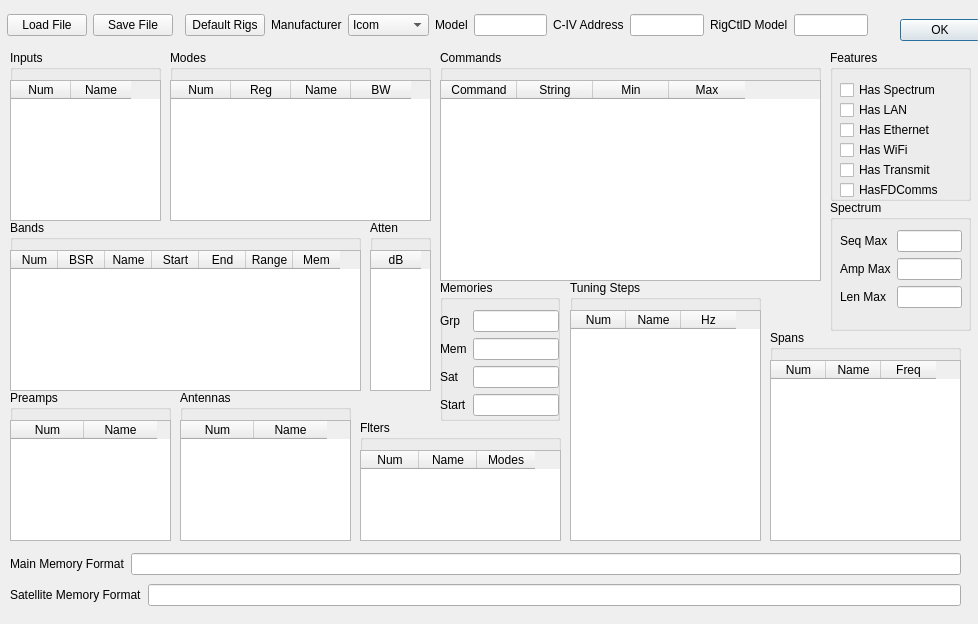
adecarolis/wfweb, file rigcreator.ui: the form before one commit.
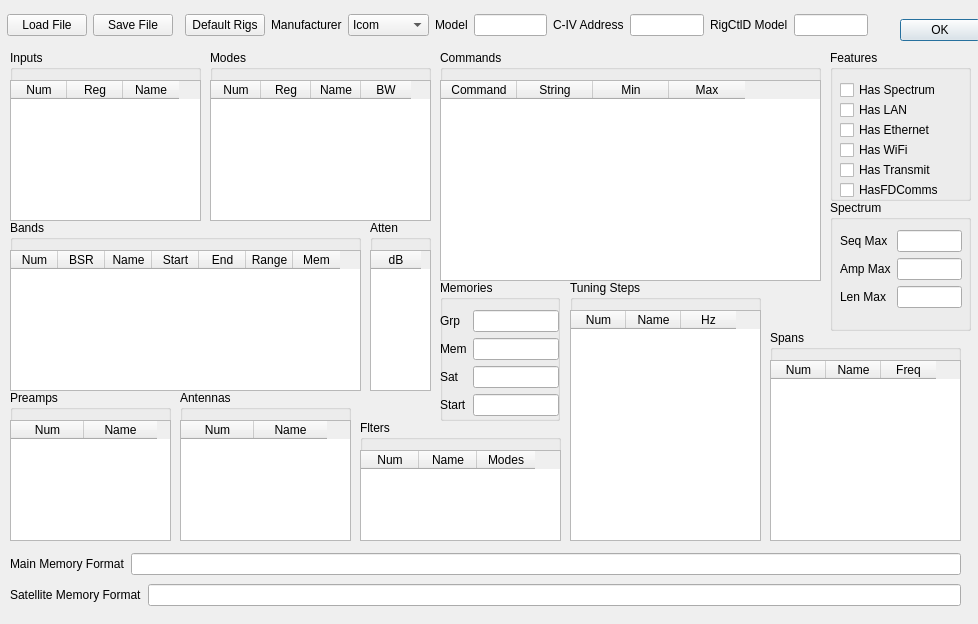
The form after the commit. Custom widgets are drawn as their Qt base class.

Patch:
```diff
--- a/rigcreator.ui
+++ b/rigcreator.ui
@@ -287,7 +287,7 @@
     <rect>
      <x>10</x>
      <y>50</y>
-     <width>151</width>
+     <width>191</width>
      <height>171</height>
     </rect>
    </property>
@@ -299,7 +299,7 @@
      <rect>
       <x>0</x>
       <y>30</y>
-      <width>151</width>
+      <width>191</width>
       <height>141</height>
      </rect>
     </property>
@@ -322,13 +322,13 @@
      <number>0</number>
     </property>
     <property name="columnCount">
-     <number>2</number>
+     <number>3</number>
     </property>
     <attribute name="horizontalHeaderMinimumSectionSize">
      <number>0</number>
     </attribute>
     <attribute name="horizontalHeaderDefaultSectionSize">
-     <number>60</number>
+     <number>56</number>
     </attribute>
     <attribute name="verticalHeaderVisible">
      <bool>false</bool>
@@ -344,6 +344,11 @@
       <string>Num</string>
      </property>
     </column>
+    <column>
+     <property name="text">
+      <string>Reg</string>
+     </property>
+    </column>
     <column>
      <property name="text">
       <string>Name</string>
@@ -514,9 +519,9 @@
   <widget class="QGroupBox" name="groupBox_6">
    <property name="geometry">
     <rect>
-     <x>170</x>
+     <x>210</x>
      <y>50</y>
-     <width>261</width>
+     <width>221</width>
      <height>171</height>
     </rect>
    </property>
@@ -528,7 +533,7 @@
      <rect>
       <x>0</x>
       <y>30</y>
-      <width>261</width>
+      <width>221</width>
       <height>141</height>
      </rect>
     </property>
@@ -554,7 +559,7 @@
      <number>0</number>
     </attribute>
     <attribute name="horizontalHeaderDefaultSectionSize">
-     <number>60</number>
+     <number>50</number>
     </attribute>
     <attribute name="verticalHeaderVisible">
      <bool>false</bool>
```
